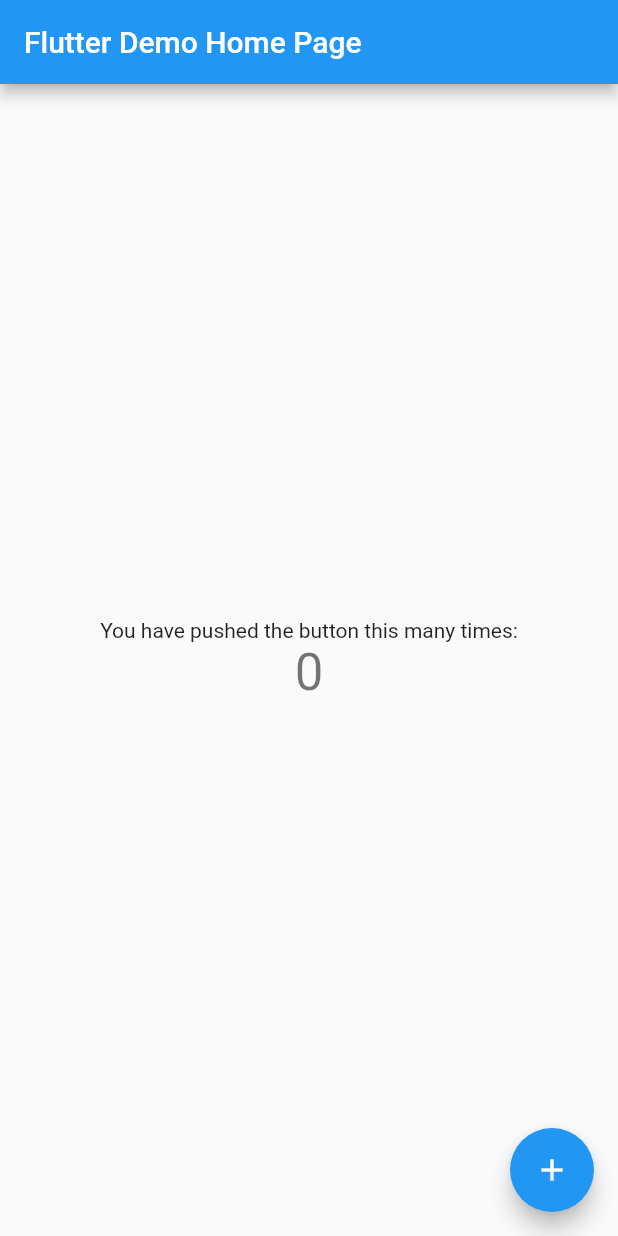
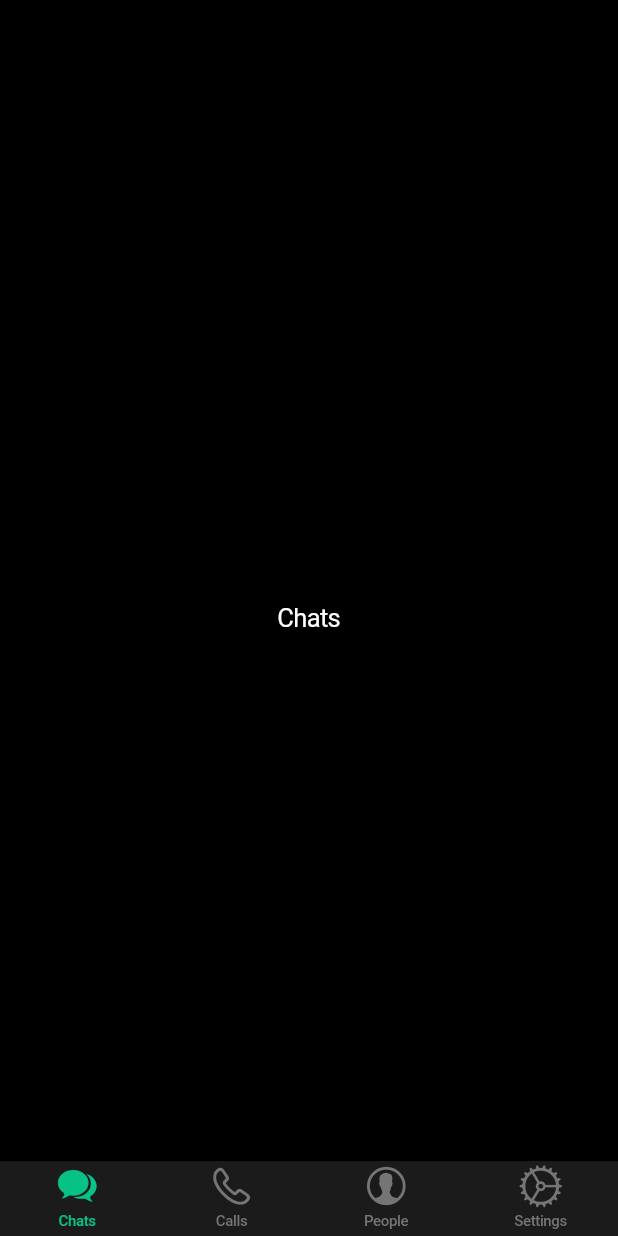
Before and after one commit to rgsk/chat_app_flutter_firestore, a Flutter app: the screen it shows after launch, on a phone screen of 412 x 824 dp. Run offline on Flutter 3.47's test engine with Material 2 defaults, Android fonts, the phone set to English and light mode, and no system bars.

Commit message:
screens and tabs

```diff
--- a/analysis_options.yaml
+++ b/analysis_options.yaml
@@ -24,6 +24,8 @@ linter:
   rules:
     # avoid_print: false  # Uncomment to disable the `avoid_print` rule
     # prefer_single_quotes: true  # Uncomment to enable the `prefer_single_quotes` rule
-
+    prefer_const_constructors: false
+    avoid_unnecessary_containers: false
+    prefer_const_literals_to_create_immutables: false
 # Additional information about this file can be found at
 # https://dart.dev/guides/language/analysis-options
--- a/lib/main.dart
+++ b/lib/main.dart
@@ -1,4 +1,8 @@
-import 'package:flutter/material.dart';
+import 'package:flutter/cupertino.dart';
+import 'package:test_app/screens/calls.dart';
+import 'package:test_app/screens/chats.dart';
+import 'package:test_app/screens/people.dart';
+import 'package:test_app/screens/settings.dart';
 
 void main() {
   runApp(const MyApp());
@@ -7,109 +11,57 @@ void main() {
 class MyApp extends StatelessWidget {
   const MyApp({Key? key}) : super(key: key);
 
-  // This widget is the root of your application.
   @override
   Widget build(BuildContext context) {
-    return MaterialApp(
-      title: 'Flutter Demo',
-      theme: ThemeData(
-        // This is the theme of your application.
-        //
-        // Try running your application with "flutter run". You'll see the
-        // application has a blue toolbar. Then, without quitting the app, try
-        // changing the primarySwatch below to Colors.green and then invoke
-        // "hot reload" (press "r" in the console where you ran "flutter run",
-        // or simply save your changes to "hot reload" in a Flutter IDE).
-        // Notice that the counter didn't reset back to zero; the application
-        // is not restarted.
-        primarySwatch: Colors.blue,
+    return CupertinoApp(
+      home: HomePage(),
+      theme: CupertinoThemeData(
+        brightness: Brightness.dark,
+        primaryColor: Color(0xFF08C187),
       ),
-      home: const MyHomePage(title: 'Flutter Demo Home Page'),
     );
   }
 }
 
-class MyHomePage extends StatefulWidget {
-  const MyHomePage({Key? key, required this.title}) : super(key: key);
-
-  // This widget is the home page of your application. It is stateful, meaning
-  // that it has a State object (defined below) that contains fields that affect
-  // how it looks.
-
-  // This class is the configuration for the state. It holds the values (in this
-  // case the title) provided by the parent (in this case the App widget) and
-  // used by the build method of the State. Fields in a Widget subclass are
-  // always marked "final".
-
-  final String title;
-
-  @override
-  State<MyHomePage> createState() => _MyHomePageState();
-}
-
-class _MyHomePageState extends State<MyHomePage> {
-  int _counter = 0;
-
-  void _incrementCounter() {
-    setState(() {
-      // This call to setState tells the Flutter framework that something has
-      // changed in this State, which causes it to rerun the build method below
-      // so that the display can reflect the updated values. If we changed
-      // _counter without calling setState(), then the build method would not be
-      // called again, and so nothing would appear to happen.
-      _counter++;
-    });
-  }
-
+class HomePage extends StatelessWidget {
+  HomePage({Key? key}) : super(key: key);
+  final screens = [
+    Chats(),
+    Calls(),
+    People(),
+    Settings(),
+  ];
   @override
   Widget build(BuildContext context) {
-    // This method is rerun every time setState is called, for instance as done
-    // by the _incrementCounter method above.
-    //
-    // The Flutter framework has been optimized to make rerunning build methods
-    // fast, so that you can just rebuild anything that needs updating rather
-    // than having to individually change instances of widgets.
-    return Scaffold(
-      appBar: AppBar(
-        // Here we take the value from the MyHomePage object that was created by
-        // the App.build method, and use it to set our appbar title.
-        title: Text(widget.title),
-      ),
-      body: Center(
-        // Center is a layout widget. It takes a single child and positions it
-        // in the middle of the parent.
-        child: Column(
-          // Column is also a layout widget. It takes a list of children and
-          // arranges them vertically. By default, it sizes itself to fit its
-          // children horizontally, and tries to be as tall as its parent.
-          //
-          // Invoke "debug painting" (press "p" in the console, choose the
-          // "Toggle Debug Paint" action from the Flutter Inspector in Android
-          // Studio, or the "Toggle Debug Paint" command in Visual Studio Code)
-          // to see the wireframe for each widget.
-          //
-          // Column has various properties to control how it sizes itself and
-          // how it positions its children. Here we use mainAxisAlignment to
-          // center the children vertically; the main axis here is the vertical
-          // axis because Columns are vertical (the cross axis would be
-          // horizontal).
-          mainAxisAlignment: MainAxisAlignment.center,
-          children: <Widget>[
-            const Text(
-              'You have pushed the button this many times:',
+    return CupertinoPageScaffold(
+      resizeToAvoidBottomInset: true,
+      child: CupertinoTabScaffold(
+        tabBar: CupertinoTabBar(
+          items: [
+            BottomNavigationBarItem(
+              label: 'Chats',
+              icon: Icon(
+                CupertinoIcons.chat_bubble_2_fill,
+              ),
             ),
-            Text(
-              '$_counter',
-              style: Theme.of(context).textTheme.headline4,
+            BottomNavigationBarItem(
+              label: 'Calls',
+              icon: Icon(CupertinoIcons.phone),
+            ),
+            BottomNavigationBarItem(
+              label: 'People',
+              icon: Icon(CupertinoIcons.person_alt_circle),
+            ),
+            BottomNavigationBarItem(
+              label: 'Settings',
+              icon: Icon(CupertinoIcons.settings_solid),
             ),
           ],
         ),
+        tabBuilder: (context, index) {
+          return screens[index];
+        },
       ),
-      floatingActionButton: FloatingActionButton(
-        onPressed: _incrementCounter,
-        tooltip: 'Increment',
-        child: const Icon(Icons.add),
-      ), // This trailing comma makes auto-formatting nicer for build methods.
     );
   }
 }
--- /dev/null
+++ b/lib/screens/calls.dart
@@ -0,0 +1,14 @@
+import 'package:flutter/cupertino.dart';
+
+class Calls extends StatelessWidget {
+  const Calls({Key? key}) : super(key: key);
+
+  @override
+  Widget build(BuildContext context) {
+    return Container(
+      child: Center(
+        child: Text('Calls'),
+      ),
+    );
+  }
+}
--- /dev/null
+++ b/lib/screens/chats.dart
@@ -0,0 +1,14 @@
+import 'package:flutter/cupertino.dart';
+
+class Chats extends StatelessWidget {
+  const Chats({Key? key}) : super(key: key);
+
+  @override
+  Widget build(BuildContext context) {
+    return Container(
+      child: Center(
+        child: Text('Chats'),
+      ),
+    );
+  }
+}
--- /dev/null
+++ b/lib/screens/people.dart
@@ -0,0 +1,14 @@
+import 'package:flutter/cupertino.dart';
+
+class People extends StatelessWidget {
+  const People({Key? key}) : super(key: key);
+
+  @override
+  Widget build(BuildContext context) {
+    return Container(
+      child: Center(
+        child: Text('People'),
+      ),
+    );
+  }
+}
--- /dev/null
+++ b/lib/screens/settings.dart
@@ -0,0 +1,14 @@
+import 'package:flutter/cupertino.dart';
+
+class Settings extends StatelessWidget {
+  const Settings({Key? key}) : super(key: key);
+
+  @override
+  Widget build(BuildContext context) {
+    return Container(
+      child: Center(
+        child: Text('Settings'),
+      ),
+    );
+  }
+}
```
